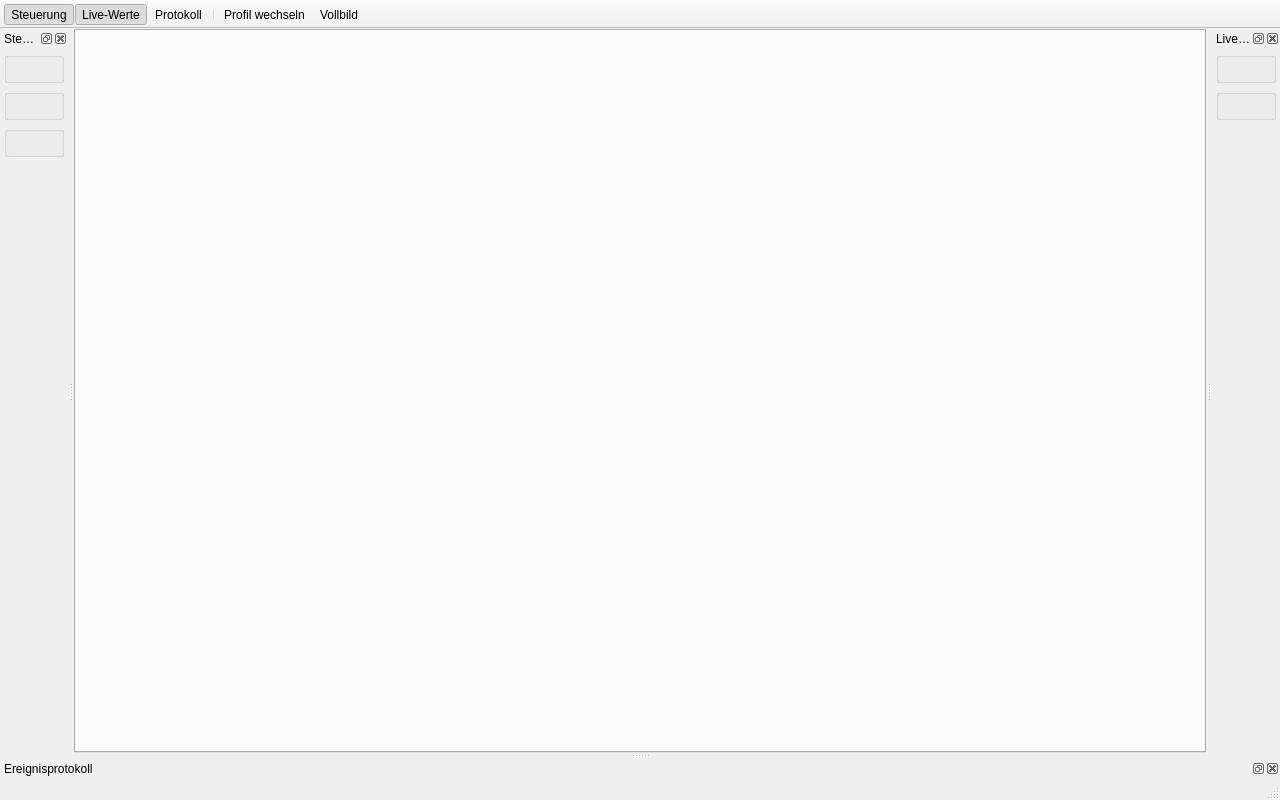
This is gmcounter/pyqt/main_window.ui in cckssr/gmcounter as Qt 5 draws it before an edit. The edited form follows.
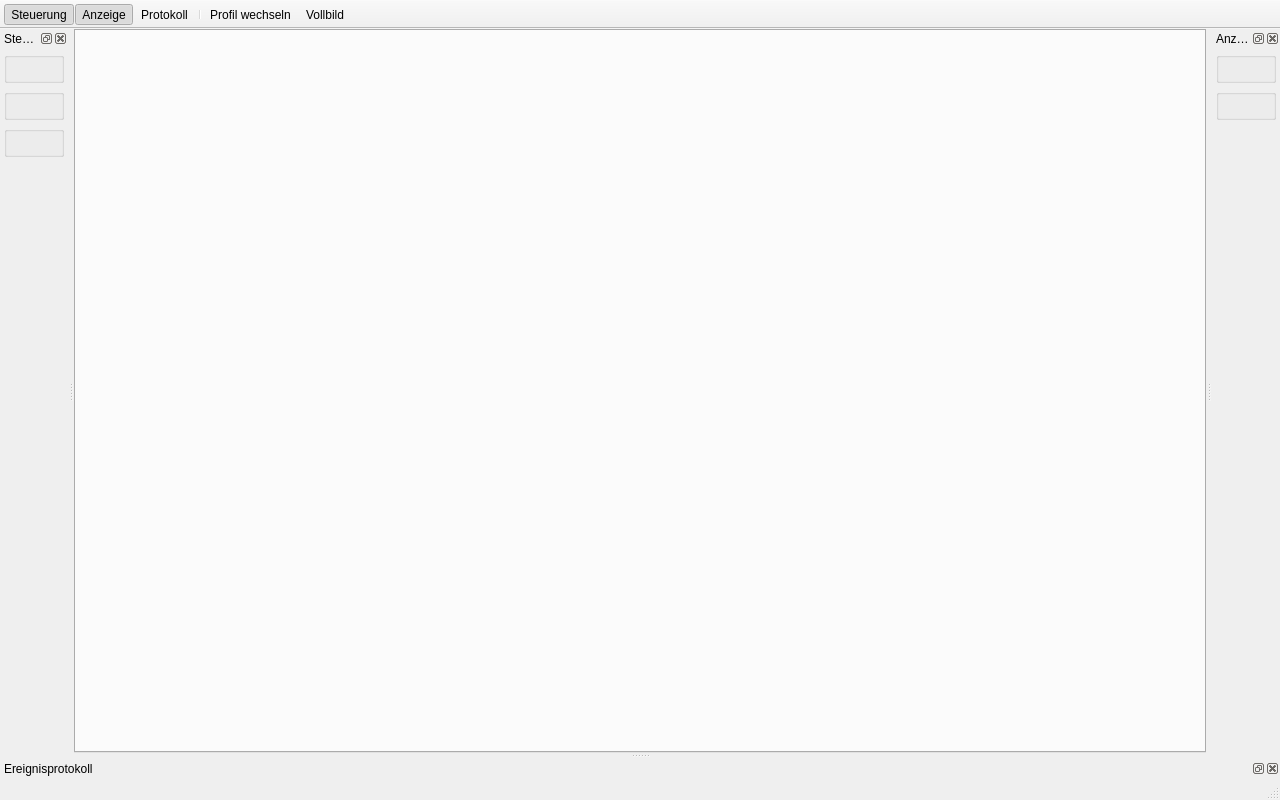
This is the edited form. Custom widgets are drawn as their Qt base class.

```diff
--- a/gmcounter/pyqt/main_window.ui
+++ b/gmcounter/pyqt/main_window.ui
@@ -148,7 +148,7 @@
     <set>Qt::DockWidgetArea::LeftDockWidgetArea|Qt::DockWidgetArea::RightDockWidgetArea</set>
    </property>
    <property name="windowTitle">
-    <string>Live-Werte</string>
+    <string>Anzeige</string>
    </property>
    <attribute name="dockWidgetArea">
     <number>2</number>
@@ -280,7 +280,7 @@
     <bool>true</bool>
    </property>
    <property name="text">
-    <string>Live-Werte</string>
+    <string>Anzeige</string>
    </property>
    <property name="toolTip">
     <string>Seitenleiste mit Zählergebnissen und Gerätestatus ein- oder ausblenden</string>
```
